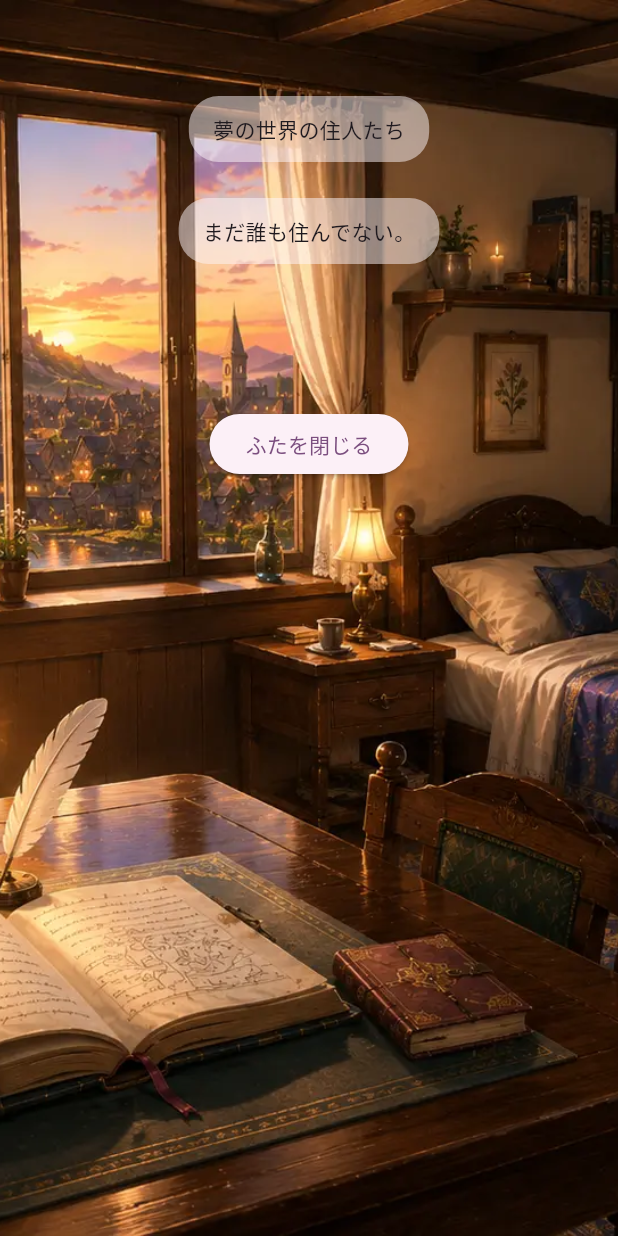
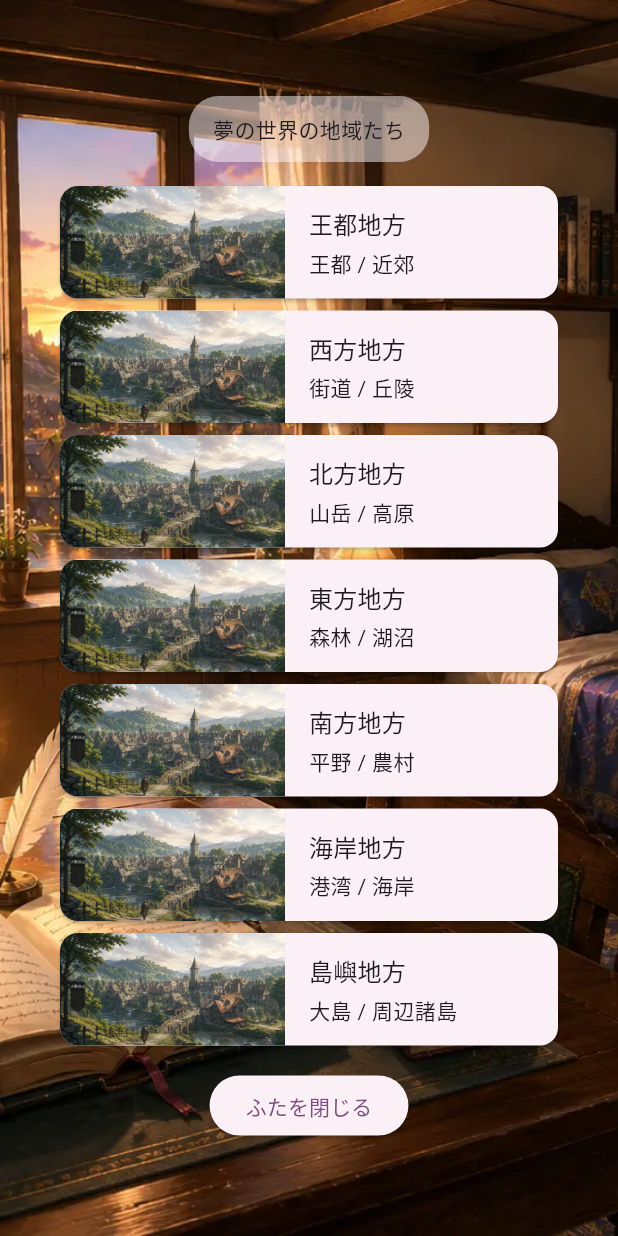
Before and after one commit to kareha-mirror/pot.lucidrowse, a Flutter app: the ExploreScreen screen opened by its route, on a phone screen of 412 x 824 dp. Run offline on Flutter 3.47's test engine with Material 3 defaults, Android fonts, the phone set to English and light mode, and no system bars.

Commit message:
Add region and area

```diff
--- /dev/null
+++ b/client/lib/models/region.dart
@@ -0,0 +1,72 @@
+class Area {
+  final String name;
+
+  const Area({required this.name});
+}
+
+class Region {
+  final String name;
+  final List<Area> areas;
+  final String image;
+
+  const Region({required this.name, required this.areas, required this.image});
+}
+
+const List<Region> regions = [
+  Region(
+    name: '王都地方',
+    areas: [
+      Area(name: '王都'),
+      Area(name: '近郊'),
+    ],
+    image: 'assets/images/front.webp',
+  ),
+  Region(
+    name: '西方地方',
+    areas: [
+      Area(name: '街道'),
+      Area(name: '丘陵'),
+    ],
+    image: 'assets/images/front.webp',
+  ),
+  Region(
+    name: '北方地方',
+    areas: [
+      Area(name: '山岳'),
+      Area(name: '高原'),
+    ],
+    image: 'assets/images/front.webp',
+  ),
+  Region(
+    name: '東方地方',
+    areas: [
+      Area(name: '森林'),
+      Area(name: '湖沼'),
+    ],
+    image: 'assets/images/front.webp',
+  ),
+  Region(
+    name: '南方地方',
+    areas: [
+      Area(name: '平野'),
+      Area(name: '農村'),
+    ],
+    image: 'assets/images/front.webp',
+  ),
+  Region(
+    name: '海岸地方',
+    areas: [
+      Area(name: '港湾'),
+      Area(name: '海岸'),
+    ],
+    image: 'assets/images/front.webp',
+  ),
+  Region(
+    name: '島嶼地方',
+    areas: [
+      Area(name: '大島'),
+      Area(name: '周辺諸島'),
+    ],
+    image: 'assets/images/front.webp',
+  ),
+];
--- a/client/lib/screens/create_screen.dart
+++ b/client/lib/screens/create_screen.dart
@@ -209,6 +209,8 @@ class _CreateScreenState extends State<CreateScreen> {
                     onPressed: () => Navigator.pop(context),
                     child: Text('目をそらす'),
                   ),
+
+                  const SizedBox(height: 96),
                 ],
               ),
             ),
--- a/client/lib/screens/debug_screen.dart
+++ b/client/lib/screens/debug_screen.dart
@@ -105,6 +105,8 @@ class _DebugScreenState extends State<DebugScreen> {
                     onPressed: () => Navigator.pushNamed(context, '/'),
                     child: const Text('ふたを閉じる'),
                   ),
+
+                  const SizedBox(height: 96),
                 ],
               ),
             ),
--- a/client/lib/screens/explore_screen.dart
+++ b/client/lib/screens/explore_screen.dart
@@ -1,6 +1,8 @@
 import 'package:flutter/material.dart';
 
+import 'package:client/models/region.dart';
 import 'package:client/state/app_state.dart';
+import 'package:client/widgets/region_card.dart';
 import 'package:client/widgets/translucent_panel.dart';
 
 class ExploreScreen extends StatefulWidget {
@@ -13,6 +15,8 @@ class ExploreScreen extends StatefulWidget {
 }
 
 class _ExploreScreenState extends State<ExploreScreen> {
+  int regionIndex = -1;
+
   List<Widget> inhabitantsList() {
     List<Widget> list = [];
     for (final inhabitant in widget.state.inhabitants) {
@@ -64,6 +68,47 @@ class _ExploreScreenState extends State<ExploreScreen> {
             ),
           ),
 
+          if (regionIndex == -1)
+            SingleChildScrollView(
+              padding: const EdgeInsets.symmetric(horizontal: 24, vertical: 16),
+              child: Center(
+                child: Column(
+                  children: [
+                    const SizedBox(height: 48),
+
+                    TranslucentPanel(child: const Text('夢の世界の地域たち')),
+
+                    Padding(
+                      padding: EdgeInsets.all(
+                        MediaQuery.sizeOf(context).width < 600 ? 12 : 48,
+                      ),
+                      child: ConstrainedBox(
+                        constraints: const BoxConstraints(maxWidth: 600),
+                        child: ListView.builder(
+                          shrinkWrap: true,
+                          physics: const NeverScrollableScrollPhysics(),
+                          itemCount: regions.length,
+                          itemBuilder: (context, index) {
+                            return RegionCard(
+                              region: regions[index],
+                              onTap: () => setState(() => regionIndex = index),
+                            );
+                          },
+                        ),
+                      ),
+                    ),
+
+                    ElevatedButton(
+                      onPressed: () => Navigator.pop(context),
+                      child: const Text('ふたを閉じる'),
+                    ),
+
+                    const SizedBox(height: 96),
+                  ],
+                ),
+              ),
+            )
+          else
             SingleChildScrollView(
               padding: const EdgeInsets.symmetric(horizontal: 24, vertical: 16),
               child: Center(
@@ -79,12 +124,15 @@ class _ExploreScreenState extends State<ExploreScreen> {
                       TranslucentPanel(child: const Text('まだ誰も住んでない。'))
                     else
                       ...inhabitantsList(),
+
                     const SizedBox(height: 96),
 
                     ElevatedButton(
-                    onPressed: () => Navigator.pop(context),
-                    child: const Text('ふたを閉じる'),
+                      onPressed: () => setState(() => regionIndex = -1),
+                      child: const Text('中を見直す'),
                     ),
+
+                    const SizedBox(height: 96),
                   ],
                 ),
               ),
--- a/client/lib/screens/help_screen.dart
+++ b/client/lib/screens/help_screen.dart
@@ -180,6 +180,8 @@ class _HelpScreenState extends State<HelpScreen> {
                     onPressed: () => Navigator.pop(context),
                     child: const Text('納得した'),
                   ),
+
+                  const SizedBox(height: 96),
                 ],
               ),
             ),
--- a/client/lib/screens/home_screen.dart
+++ b/client/lib/screens/home_screen.dart
@@ -75,6 +75,8 @@ class _HomeScreenState extends State<HomeScreen> {
                     onPressed: () => Navigator.pushNamed(context, '/'),
                     child: const Text('外を見る'),
                   ),
+
+                  const SizedBox(height: 96),
                 ],
               ),
             ),
--- a/client/lib/screens/read_screen.dart
+++ b/client/lib/screens/read_screen.dart
@@ -60,11 +60,15 @@ class _ReadScreenState extends State<ReadScreen> {
               child: Column(
                 children: [
                   ..._actionList(),
+
                   SizedBox(height: 96),
+
                   ElevatedButton(
                     onPressed: () => Navigator.pop(context),
                     child: Text('閉じる'),
                   ),
+
+                  SizedBox(height: 96),
                 ],
               ),
             ),
--- a/client/lib/screens/write_screen.dart
+++ b/client/lib/screens/write_screen.dart
@@ -153,6 +153,8 @@ class _WriteScreenState extends State<WriteScreen> {
                     onPressed: () => Navigator.pop(context),
                     child: const Text('ペンを置く'),
                   ),
+
+                  const SizedBox(height: 96),
                 ],
               ),
             ),
--- /dev/null
+++ b/client/lib/widgets/region_card.dart
@@ -0,0 +1,50 @@
+import 'package:flutter/material.dart';
+
+import 'package:client/models/region.dart';
+
+class RegionCard extends StatelessWidget {
+  const RegionCard({super.key, required this.region, this.onTap});
+
+  final Region region;
+  final GestureTapCallback? onTap;
+
+  @override
+  Widget build(BuildContext context) {
+    final List<String> areas = [];
+    for (final area in region.areas) {
+      areas.add(area.name);
+    }
+
+    return Card(
+      clipBehavior: Clip.antiAlias,
+      child: InkWell(
+        onTap: onTap,
+        child: Row(
+          children: [
+            Image.asset(
+              region.image,
+              width: MediaQuery.sizeOf(context).width < 600 ? 150 : 300,
+              height: MediaQuery.sizeOf(context).width < 600 ? 75 : 150,
+              fit: BoxFit.cover,
+            ),
+            const SizedBox(width: 16),
+            Expanded(
+              child: Column(
+                crossAxisAlignment: CrossAxisAlignment.start,
+                children: [
+                  Text(
+                    region.name,
+                    style: Theme.of(context).textTheme.titleMedium,
+                  ),
+                  const SizedBox(height: 4),
+                  Text(areas.join(' / ')),
+                ],
+              ),
+            ),
+            const SizedBox(width: 12),
+          ],
+        ),
+      ),
+    );
+  }
+}
```
Lines whose indentation alone changed are shown as unchanged.
